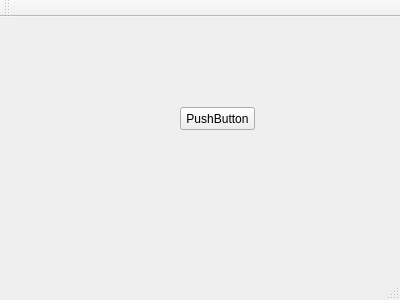
This is mainwindow.ui in grenrock/cs1dQTRepository as Qt 5 draws it before an edit. The edited form follows.
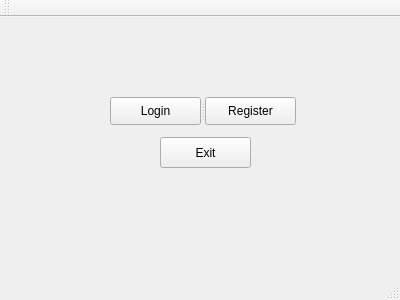
This is the edited form.

Commit message:
Login Function
Everything works.
User can login, it reads from a file, checks if the user is an admin..

I plan on finishing up admin stuff by Thursday/Friday

The edit to the form file:
```diff
--- a/mainwindow.ui
+++ b/mainwindow.ui
@@ -14,29 +14,42 @@
    <string>MainWindow</string>
   </property>
   <widget class="QWidget" name="centralWidget">
-   <widget class="QPushButton" name="pushButton">
+   <widget class="QPushButton" name="pushButton_3">
     <property name="geometry">
      <rect>
-      <x>180</x>
-      <y>90</y>
-      <width>75</width>
-      <height>23</height>
+      <x>160</x>
+      <y>120</y>
+      <width>91</width>
+      <height>31</height>
      </rect>
     </property>
     <property name="text">
-     <string>PushButton</string>
+     <string>Exit</string>
     </property>
    </widget>
-  </widget>
-  <widget class="QMenuBar" name="menuBar">
-   <property name="geometry">
-    <rect>
-     <x>0</x>
-     <y>0</y>
-     <width>400</width>
-     <height>21</height>
-    </rect>
-   </property>
+   <widget class="QSplitter" name="splitter">
+    <property name="geometry">
+     <rect>
+      <x>110</x>
+      <y>80</y>
+      <width>186</width>
+      <height>28</height>
+     </rect>
+    </property>
+    <property name="orientation">
+     <enum>Qt::Horizontal</enum>
+    </property>
+    <widget class="QPushButton" name="pushButton">
+     <property name="text">
+      <string>Login</string>
+     </property>
+    </widget>
+    <widget class="QPushButton" name="pushButton_2">
+     <property name="text">
+      <string>Register</string>
+     </property>
+    </widget>
+   </widget>
   </widget>
   <widget class="QToolBar" name="mainToolBar">
    <attribute name="toolBarArea">
```
Left out of the diff: 19 changed lines with no effect on the pictures. The commit also changes 9 other files.
